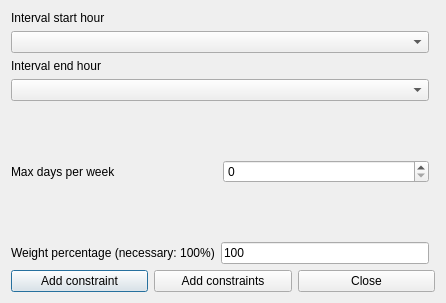
Qt form fet/src/interface/addconstraintteachersintervalmaxdaysperweekform_template.ui (vonmecheln/fet) before a commit.
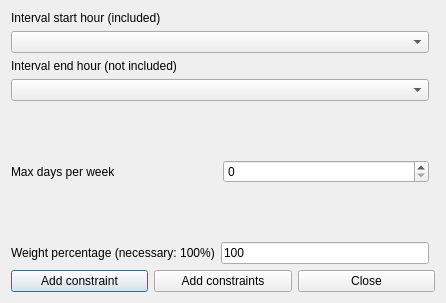
The same form after that commit.

What changed in the file:
```diff
--- a/fet/src/interface/addconstraintteachersintervalmaxdaysperweekform_template.ui
+++ b/fet/src/interface/addconstraintteachersintervalmaxdaysperweekform_template.ui
@@ -132,7 +132,7 @@
         <enum>QFrame::Plain</enum>
        </property>
        <property name="text">
-        <string>Interval end hour</string>
+        <string extracomment="This field refers to a constraint operating on a given hourly interval. The selected start hour of the interval is included (is counted) in the constraint, while the selected end hour of the interval is not included (is not counted) in the constraint.">Interval end hour (not included)</string>
        </property>
        <property name="wordWrap">
         <bool>false</bool>
@@ -165,7 +165,7 @@
         <enum>QFrame::Plain</enum>
        </property>
        <property name="text">
-        <string>Interval start hour</string>
+        <string extracomment="This field refers to a constraint operating on a given hourly interval. The selected start hour of the interval is included (is counted) in the constraint, while the selected end hour of the interval is not included (is not counted) in the constraint.">Interval start hour (included)</string>
        </property>
        <property name="wordWrap">
         <bool>false</bool>
```
